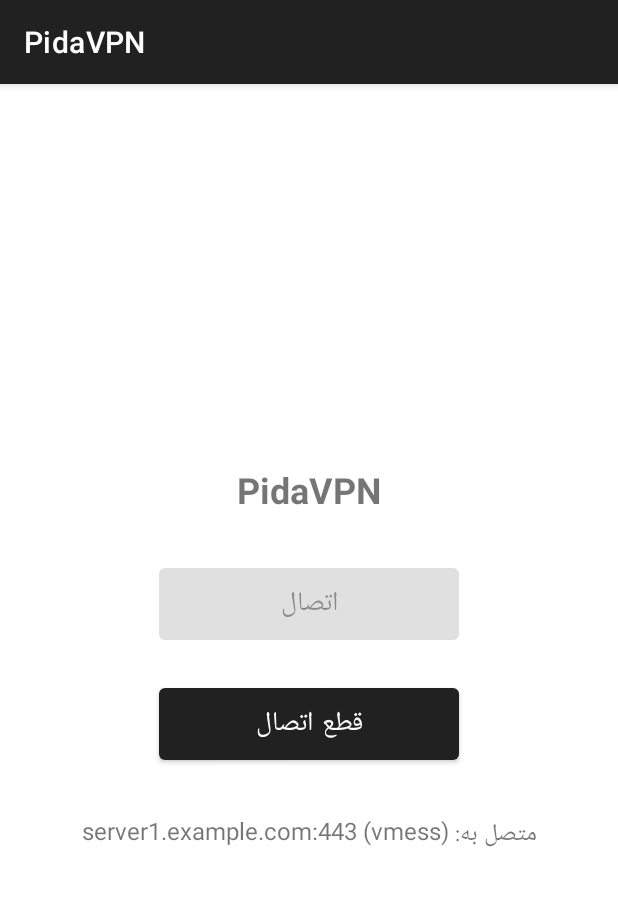
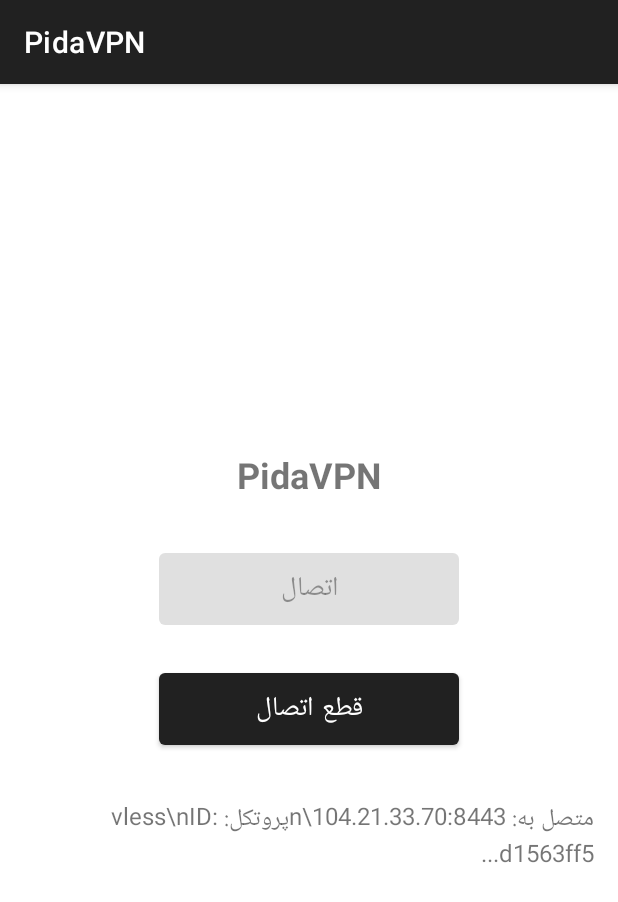
Before and after one commit to bigbadcowqt/PidaVpngit, an Android app: the screen it shows after launch (MainActivity), after a tap on "اتصال", on a phone screen of 412 x 824 dp. Shown: the top 902 px of the screen. Run offline under Robolectric (Android 15) with nearby library versions, the phone set to English and light mode, and no system bars.

```diff
--- a/app/src/main/java/com/pidavpn/app/MainActivity.java
+++ b/app/src/main/java/com/pidavpn/app/MainActivity.java
@@ -14,11 +14,16 @@ public class MainActivity extends AppCompatActivity {
     private TextView statusText;
     private boolean isConnected = false;
 
-    // نمونه کانفیگ‌های V2Ray (موقت - بعداً با کانفیگ‌های واقعی جایگزین می‌شود)
+    // کانفیگ‌های واقعی شما
     private final String[] vpnConfigs = {
-        "{\"protocol\": \"vmess\", \"server\": \"server1.example.com\", \"port\": 443, \"id\": \"your-uuid-here\"}",
-        "{\"protocol\": \"vless\", \"server\": \"server2.example.com\", \"port\": 80, \"id\": \"your-uuid-here\"}",
-        "{\"protocol\": \"trojan\", \"server\": \"server3.example.com\", \"port\": 443, \"password\": \"your-password\"}"
+        // کانفیگ شماره 1 (ساده‌شده)
+        "{\"protocol\": \"vless\", \"server\": \"104.21.33.70\", \"port\": 8443, \"id\": \"d1563ff5-b87c-41a2-ab52-315a5251783b\", \"host\": \"white-tooth-0914.motilew530.workers.dev\", \"path\": \"/SfCL44HuPKPyhBBf?ed=2560\", \"security\": \"tls\"}",
+
+        // کانفیگ شماره 2 (از لینک VLESS)
+        "{\"protocol\": \"vless\", \"server\": \"104.24.72.159\", \"port\": 8443, \"id\": \"d1563ff5-b87c-41a2-ab52-315a5251783b\", \"host\": \"white-tooth-0914.motilew530.workers.dev\", \"path\": \"/SfCL44HuPKPyhBBf?ed\", \"security\": \"tls\"}",
+
+        // کانفیگ شماره 3 (از لینک VLESS)
+        "{\"protocol\": \"vless\", \"server\": \"www.speedtest.net\", \"port\": 443, \"id\": \"d29debb4-5df3-424e-85c5-e2dffa095ec0\", \"host\": \"amoozesh-enl.pages.dev\", \"path\": \"/V0cJso6c0RXNrfEp\", \"security\": \"tls\"}"
     };
 
     private int currentConfigIndex = 0;
@@ -65,20 +70,22 @@ public class MainActivity extends AppCompatActivity {
                 String server = config.get("server").getAsString();
                 int port = config.get("port").getAsInt();
                 String protocol = config.get("protocol").getAsString();
+                String id = config.get("id").getAsString();
 
                 // شبیه‌سازی اتصال
                 isConnected = true;
                 updateUI();
 
                 // نمایش اطلاعات اتصال
-                statusText.setText("متصل به: " + server + ":" + port + " (" + protocol + ")");
+                String statusMessage = String.format("متصل به: %s:%d\\nپروتکل: %s\\nID: %s",
+                    server, port, protocol, id.substring(0, 8) + "...");
+                statusText.setText(statusMessage);
+
                 Toast.makeText(this, "اتصال برقرار شد", Toast.LENGTH_SHORT).show();
 
             } catch (Exception e) {
-                Toast.makeText(this, "خطا در پردازش کانفیگ", Toast.LENGTH_SHORT).show();
+                Toast.makeText(this, "خطا در پردازش کانفیگ: " + e.getMessage(), Toast.LENGTH_SHORT).show();
             }
-        } else {
-            Toast.makeText(this, "لطفاً ابتدا کانفیگ اضافه کنید", Toast.LENGTH_SHORT).show();
         }
     }
 
```
